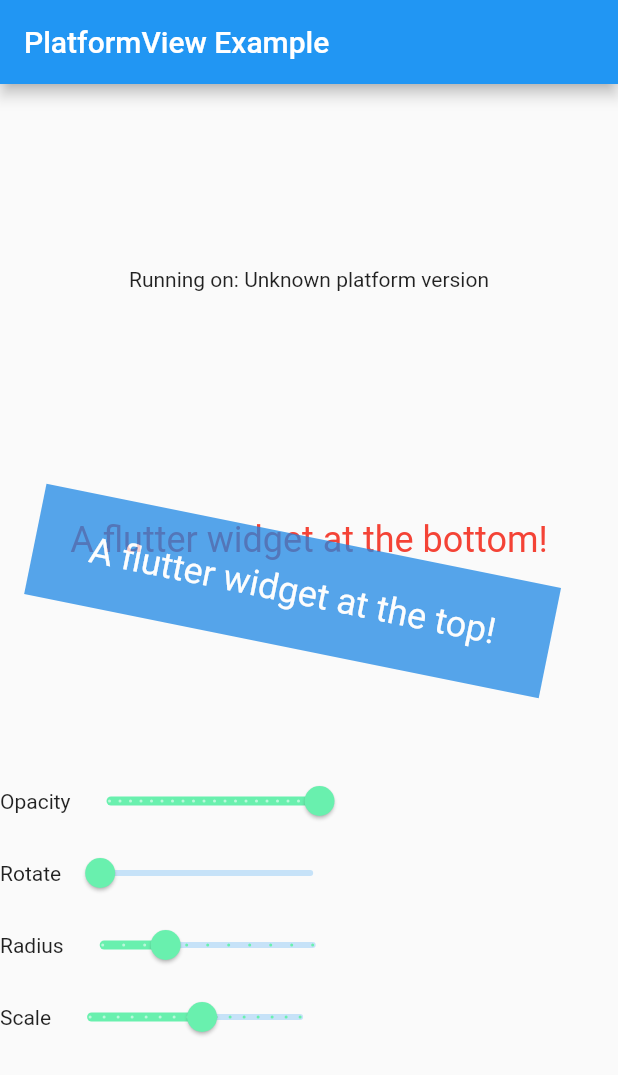
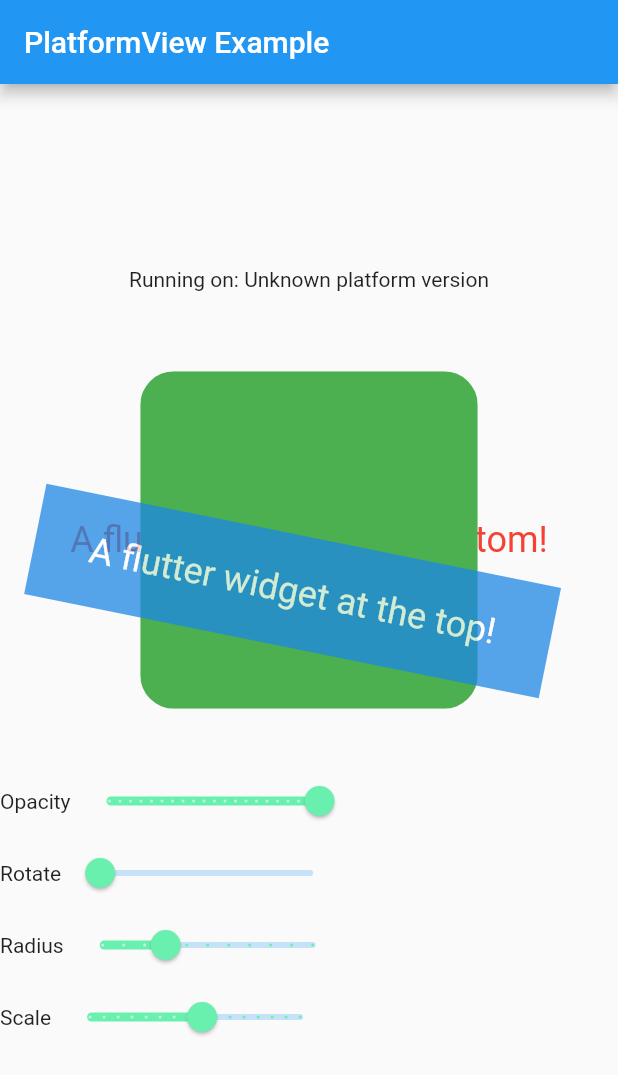
Before and after one commit to knopp/platform_view_macos_example, a Flutter app: the screen it shows after launch, on a phone screen of 412 x 824 dp. Shown: the top 1075 px of the screen. Run offline on Flutter 3.47's test engine with Material 2 defaults, Android fonts, the phone set to English and light mode, and no system bars; our stand-ins replace plugin_platform_interface.

Commit message:
Add clip rect rotation

```diff
--- a/lib/platform_view_macos_example.dart
+++ b/lib/platform_view_macos_example.dart
@@ -1,4 +1,3 @@
-
 import 'platform_view_macos_example_platform_interface.dart';
 
 import 'package:flutter/material.dart';
@@ -29,7 +28,7 @@ class NSBox extends StatelessWidget {
   }
 }
 
-class DeformableNativeView extends StatelessWidget {
+class DeformableNativeView extends StatefulWidget {
   const DeformableNativeView(
       {required this.angle,
       required this.opacity,
@@ -43,21 +42,41 @@ class DeformableNativeView extends StatelessWidget {
   final double scale;
 
   @override
+  State<DeformableNativeView> createState() => _DeformableNativeViewState();
+}
+
+class _DeformableNativeViewState extends State<DeformableNativeView> {
+  final _childKey = GlobalKey();
+
+  @override
   Widget build(BuildContext context) {
+    Widget child = Container(
+      color: Colors.green,
+      child: Transform.rotate(
+        angle: 0.5, // Rotate child relative to clip rect
+        child: SizedBox(
+          key: _childKey,
+          height: 300,
+          width: 300,
+          child: const NSBox(),
+        ),
+      ),
+    );
+    if (widget.radius == 0) {
+      child = ClipRect(child: child);
+    } else {
+      child = ClipRRect(
+        borderRadius: BorderRadius.circular(widget.radius),
+        child: child,
+      );
+    }
     return Transform.rotate(
-      angle: angle,
+      angle: widget.angle,
       child: Transform.scale(
-        scale: scale,
+        scale: widget.scale,
         child: Opacity(
-          opacity: opacity,
-          child: ClipRRect(
-            borderRadius: BorderRadius.circular(radius),
-            child: const SizedBox(
-              height: 300,
-              width: 300,
-              child: NSBox(),
-            ),
-          ),
+          opacity: widget.opacity,
+          child: child,
         ),
       ),
     );
```
